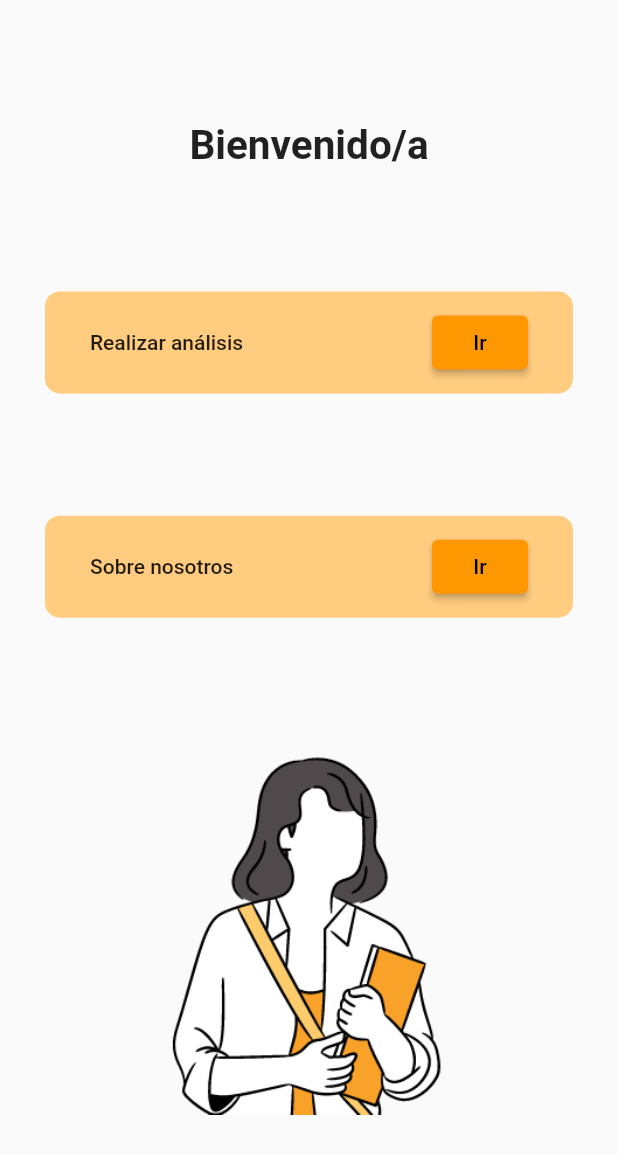
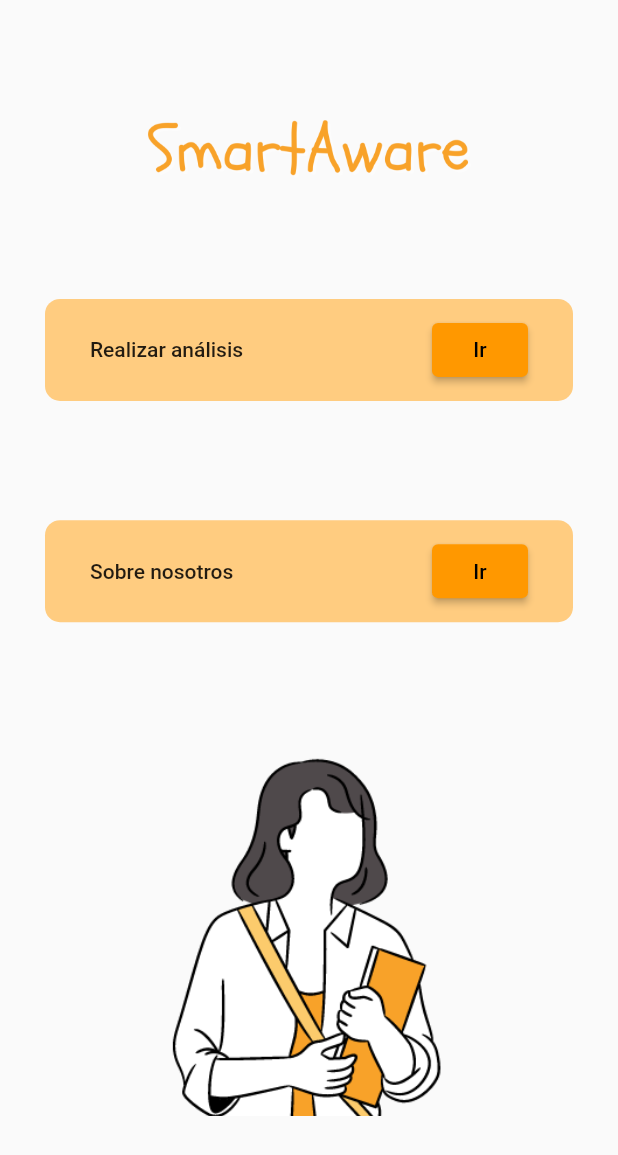
Before and after one commit to NoneOfYourBusinessBai/SmartAware, a Flutter app: the screen it shows after launch, on a phone screen of 412 x 824 dp. Shown: the top 1155 px of the screen. Run offline on Flutter 3.47's test engine with Material 2 defaults, Android fonts, the phone set to English and light mode, and no system bars; our stand-ins replace select_form_field.

Commit message:
build: "SmartAware img icons"

```diff
--- a/smart_aware/lib/navigation/landing.dart
+++ b/smart_aware/lib/navigation/landing.dart
@@ -9,8 +9,9 @@ class Landing extends StatelessWidget {
         padding: const EdgeInsets.symmetric(vertical: 40, horizontal: 30),
         child:
             Column(mainAxisAlignment: MainAxisAlignment.spaceAround, children: [
-          Text('Bienvenido/a',
-              style: TextStyle(fontWeight: FontWeight.bold, fontSize: 27)),
+          Image.asset('assets/SmartLetter.png', height: 40),
+          /*Text('Bienvenido/a',
+              style: TextStyle(fontWeight: FontWeight.bold, fontSize: 27)),*/
           ...makeWidgets(context),
           Image.asset('assets/teachersface.png', height: 250)
         ]),
--- a/smart_aware/pubspec.yaml
+++ b/smart_aware/pubspec.yaml
@@ -39,6 +39,7 @@ dependencies:
   cupertino_icons: ^1.0.2
   logging: ^1.0.2
   url_launcher: ^6.0.12
+  flutter_launcher_icons: ^0.9.2
 
 dev_dependencies:
   flutter_test:
```
Also changed, not shown: smart_aware/assets/SmartIcon.png (added), smart_aware/assets/SmartLetter.png (added), smart_aware/pubspec.lock.
